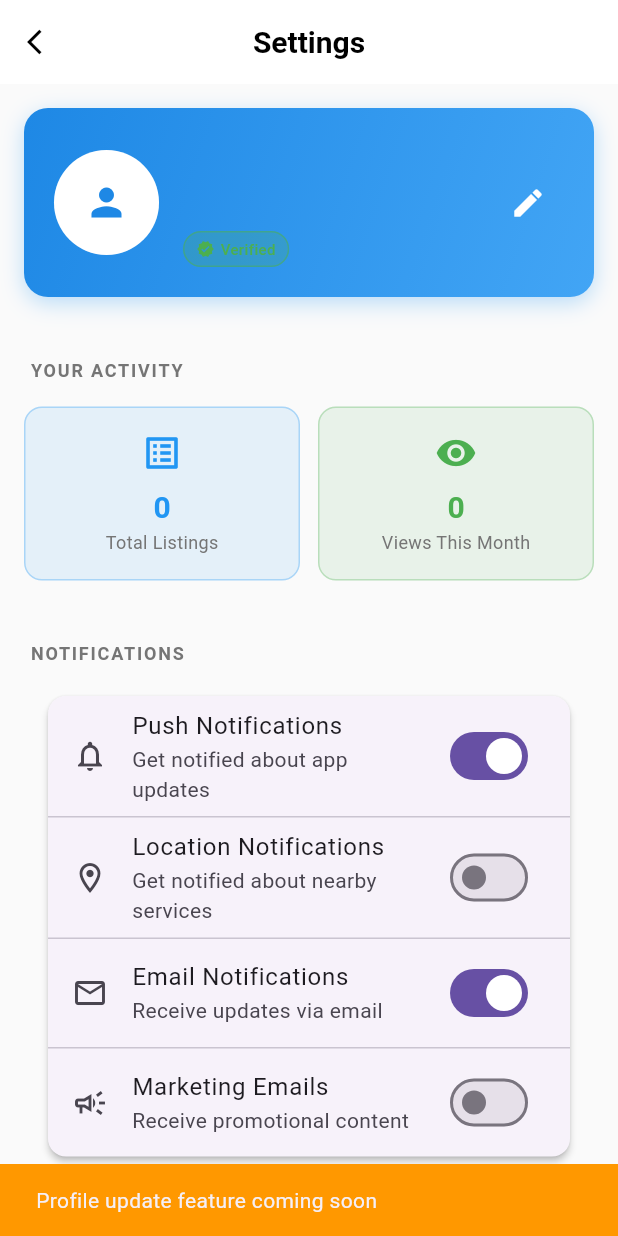
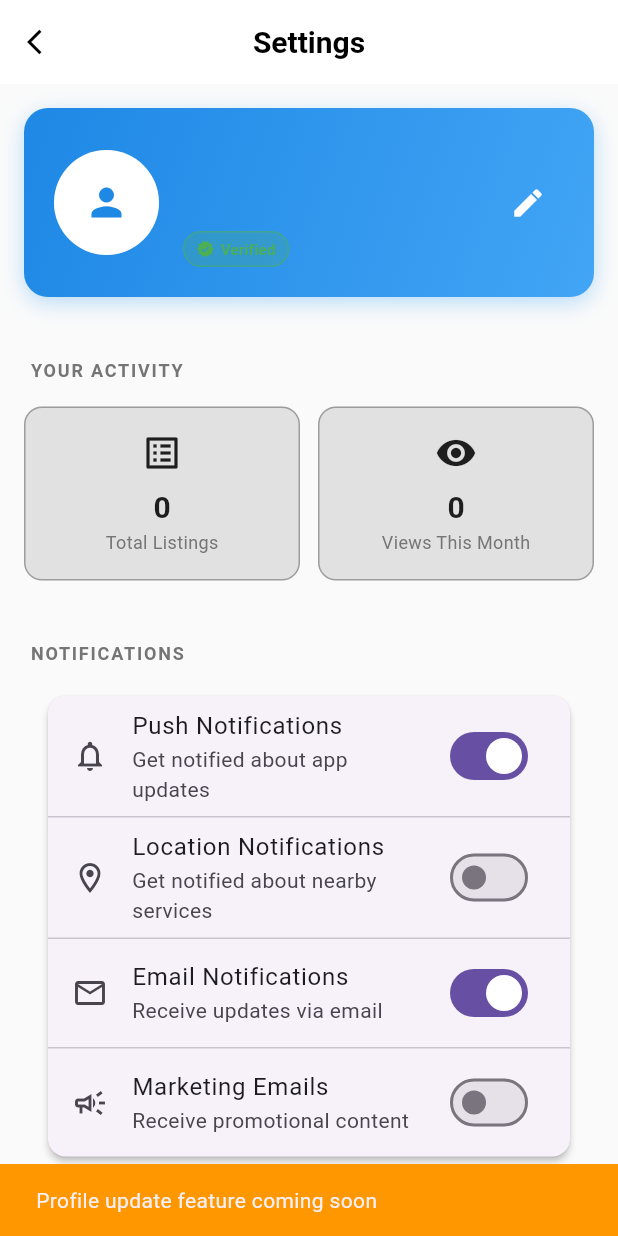
Before and after one commit to jmuhire13/Individual-Assignment2, a Flutter app: the SettingsScreen screen opened directly, after a tap on the "edit" icon, after a tap on the "check" icon, on a phone screen of 412 x 824 dp. Run offline on Flutter 3.47's test engine with Material 3 defaults, Android fonts, the phone set to English and light mode, and no system bars; our stand-ins replace cached_network_image, cloud_firestore, firebase_auth, firebase_core, flutter_map, geolocator and 3 more; missing offline and left inert: flutter_map_marker_cluster; accounts and stored records are empty; generated files the repository leaves out were written again.

Commit message:
modify the README.md File

```diff
--- a/kigali_directory/lib/screens/settings_screen.dart
+++ b/kigali_directory/lib/screens/settings_screen.dart
@@ -448,14 +448,14 @@ class _SettingsScreenState extends State<SettingsScreen>
                               'Total Listings',
                               '${provider.allListings.where((l) => l.createdBy == user?.uid).length}',
                               Icons.list_alt,
-                              Colors.blue,
+                              Colors.black87,
                             ),
                             const SizedBox(width: 12),
                             _buildStatCard(
                               'Views This Month',
                               '0', // Would need to implement view tracking
                               Icons.visibility,
-                              Colors.green,
+                              Colors.black87,
                             ),
                           ],
                         ),
```
Also changed, not shown: 2 other files.
